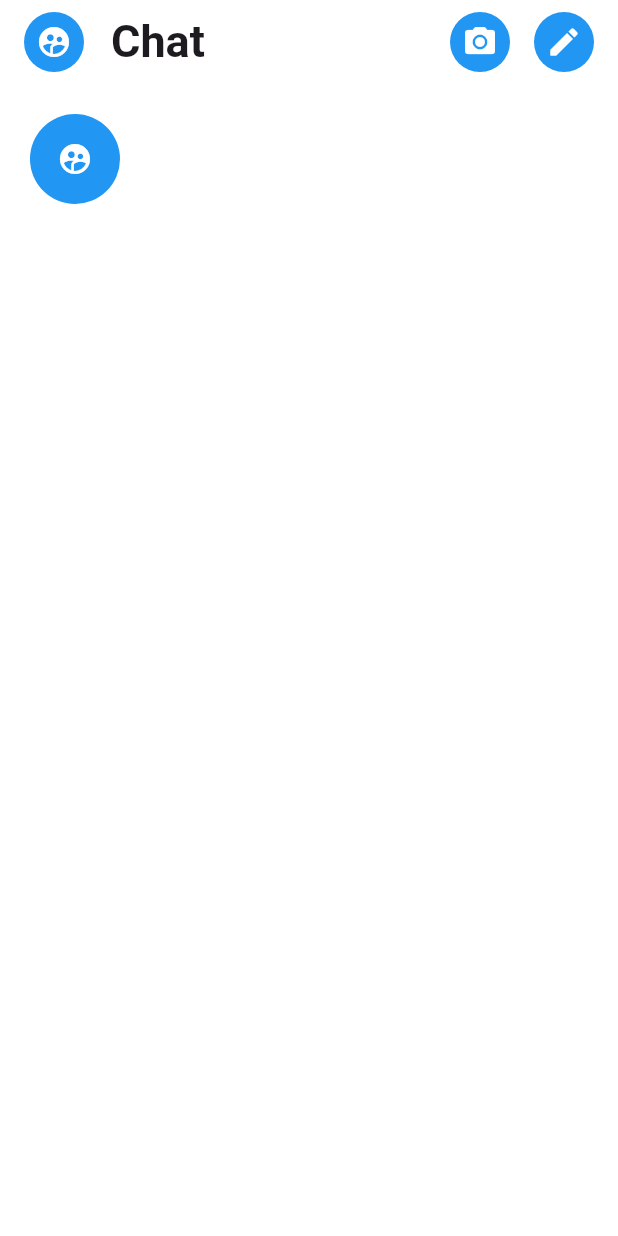
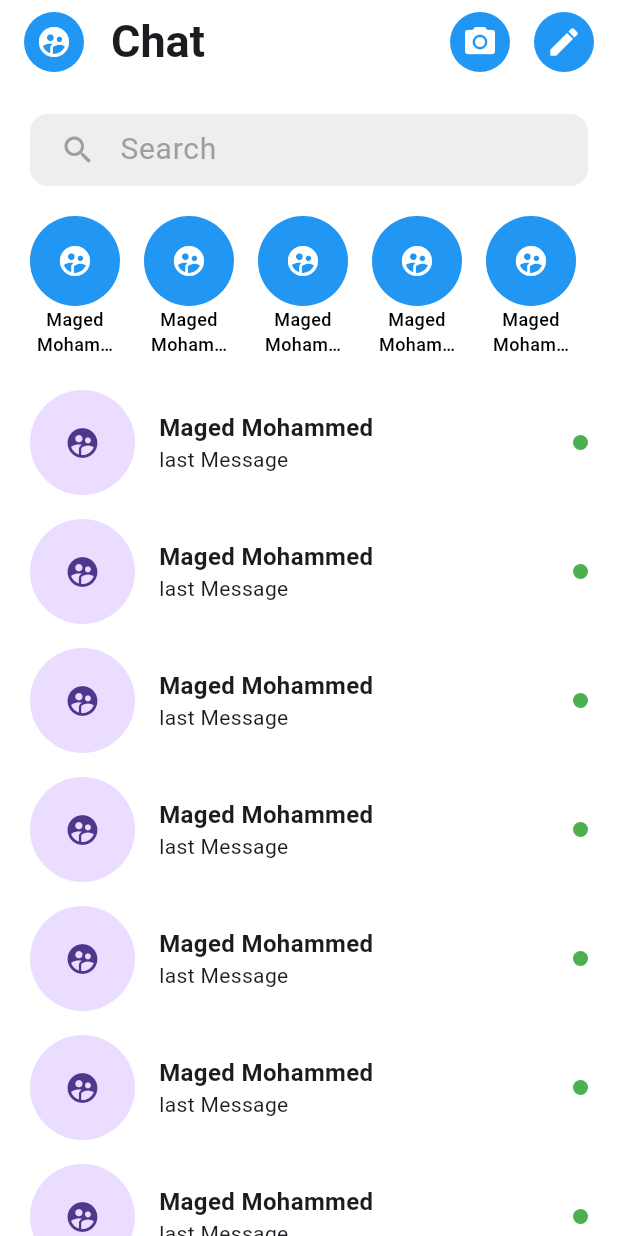
Before and after one commit to MagedMohammed/StartWithFlutter, a Flutter app: the screen it shows after launch, on a phone screen of 412 x 824 dp. Run offline on Flutter 3.47's test engine with Material 3 defaults, Android fonts, the phone set to English and light mode, and no system bars.

Commit message:
MessengerScreen almost done

```diff
--- a/lib/MassengerScreen/messenger_screen.dart
+++ b/lib/MassengerScreen/messenger_screen.dart
@@ -60,31 +60,170 @@ class MessengerScreen extends StatelessWidget {
           ),
         ],
       ),
-      body: Padding(
+      body: SingleChildScrollView(
+        child: Padding(
           padding: const EdgeInsets.all(20.0),
-        child: const Column(
+          child: Column(
             children: [
-            Row(
+              Container(
+                padding: EdgeInsets.fromLTRB(8, 0, 8, 0),
+                decoration: BoxDecoration(
+                  color: Colors.grey[200],
+                  borderRadius: BorderRadius.all(Radius.circular(12)),
+                ),
+                alignment: Alignment.center,
+                child: TextFormField(
+                  decoration: InputDecoration(
+                    hintText: 'Search',
+                    hintStyle: TextStyle(
+                      color: Colors.grey[500],
+                      fontSize: 20,
+                    ),
+                    border: InputBorder.none,
+                    prefixIcon: Icon(
+                      Icons.search,
+                      color: Colors.grey[500],
+                    ),
+                  ),
+                ),
+              ),
+              const SizedBox(
+                height: 20,
+              ),
+              Container(
+                height: 100,
+                child: ListView.separated(
+                  itemBuilder: (context, index) {
+                    return storyItem();
+                  },
+                  separatorBuilder: (context, index) {
+                    return SizedBox(
+                      width: 16,
+                    );
+                  },
+                  itemCount: 10,
+                  scrollDirection: Axis.horizontal,
+                ),
+              ),
+              SizedBox(
+                height: 16,
+              ),
+              ListView.separated(
+                  shrinkWrap: true,
+                  physics: ScrollPhysics(),
+                  itemBuilder: (context, index) {
+                    return messageItem();
+                  },
+                  separatorBuilder: (context, index) {
+                    return SizedBox(
+                      height: 16,
+                    );
+                  },
+                  itemCount: 10)
+            ],
+          ),
+        ),
+      ),
+    );
+  }
+
+  Widget storyItem() => Row(
+        children: [
+          Container(
+            width: 60,
+            child: Column(
               children: [
                 Stack(
+                  alignment: Alignment.bottomRight,
+                  children: [
+                    Stack(
+                      alignment: Alignment.center,
                       children: [
                         CircleAvatar(
+                          radius: 30,
+                          backgroundColor: Colors.grey[200],
+                        ),
+                        const CircleAvatar(
+                          backgroundColor: Colors.blue,
+                          radius: 30,
                           child: Icon(
                             Icons.supervised_user_circle,
                             color: Colors.white,
                           ),
-                      backgroundColor: Colors.blue,
-                      radius: 30,
                         ),
                       ],
+                    ),
+                    // const Stack(
+                    //   children: [
+                    //     CircleAvatar(radius: 8,backgroundColor: Colors.green,),
+                    //   ],
+                    // ),
+                  ],
+                ),
+                const Text(
+                  'Maged Mohammed',
+                  maxLines: 2,
+                  textAlign: TextAlign.center,
+                  overflow: TextOverflow.ellipsis,
+                  style: TextStyle(
+                    fontSize: 12,
+                    fontWeight: FontWeight.w500,
+                    color: Colors.black,
+                  ),
                 )
               ],
-            ), //User
+            ),
+          )
+        ],
+      ); //User
+  Widget messageItem() => Row(
+        mainAxisAlignment: MainAxisAlignment.start,
+        children: [
+          CircleAvatar(
+            radius: 35,
+            child: Icon(Icons.supervised_user_circle),
+          ),
+          SizedBox(
+            width: 16,
+          ),
+          Expanded(
+            child: Column(
+              crossAxisAlignment: CrossAxisAlignment.start,
+              children: [
+                Text(
+                  "Maged Mohammed",
+                  style: TextStyle(
+                    fontWeight: FontWeight.bold,
+                    fontSize: 16,
+                    overflow: TextOverflow.ellipsis,
+                  ),
+                  textAlign: TextAlign.start,
+                  maxLines: 1,
+                  overflow: TextOverflow.ellipsis,
+                ),
+                Text(
+                  "last Message",
+                  style: TextStyle(
+                    fontWeight: FontWeight.normal,
+                    fontSize: 14,
+                  ),
+                  textAlign: TextAlign.start,
+                  maxLines: 1,
+                ),
               ],
             ),
           ),
-    );
-  }
+          Column(
+            children: [
+              CircleAvatar(
+                radius: 5,
+                backgroundColor: Colors.green,
+              )
+            ],
+            crossAxisAlignment: CrossAxisAlignment.end,
+          )
+        ],
+      ); // message
 }
 // Todo: - What todo in this Screen
 /*
```
Lines whose indentation alone changed are shown as unchanged.
